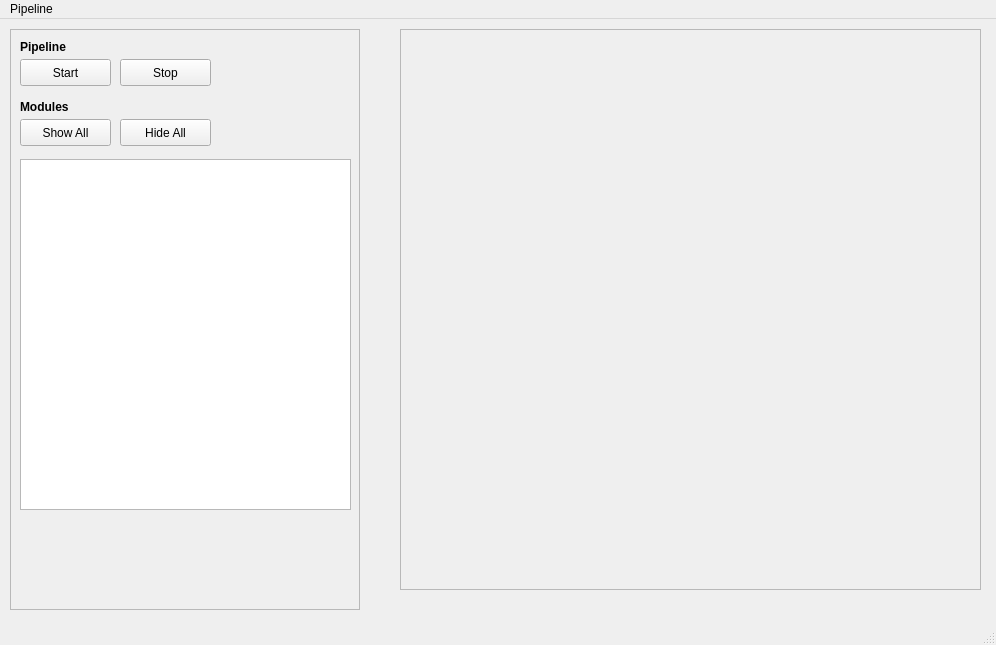
Old version of the form src/pipeline/PipelineEditorWindow.ui in the repository guyvdb/Multi-Touch.
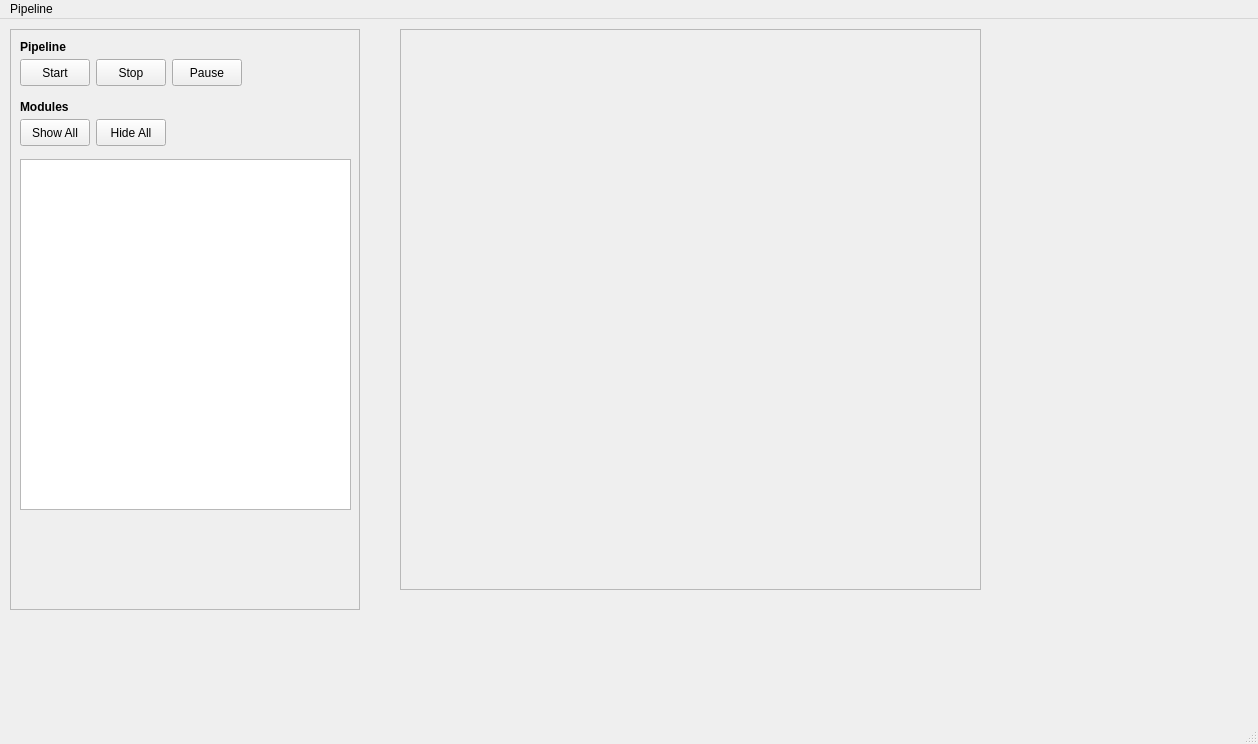
New version of the form.

The edit to the form file:
```diff
--- a/src/pipeline/PipelineEditorWindow.ui
+++ b/src/pipeline/PipelineEditorWindow.ui
@@ -6,8 +6,8 @@
    <rect>
     <x>0</x>
     <y>0</y>
-    <width>996</width>
-    <height>645</height>
+    <width>1258</width>
+    <height>744</height>
    </rect>
   </property>
   <property name="windowTitle">
@@ -63,7 +63,7 @@
       <rect>
        <x>10</x>
        <y>90</y>
-       <width>91</width>
+       <width>70</width>
        <height>27</height>
       </rect>
      </property>
@@ -74,9 +74,9 @@
     <widget class="QPushButton" name="btnHideAllModules">
      <property name="geometry">
       <rect>
-       <x>110</x>
+       <x>86</x>
        <y>90</y>
-       <width>91</width>
+       <width>70</width>
        <height>27</height>
       </rect>
      </property>
@@ -108,7 +108,7 @@
       <rect>
        <x>10</x>
        <y>30</y>
-       <width>91</width>
+       <width>70</width>
        <height>27</height>
       </rect>
      </property>
@@ -119,9 +119,9 @@
     <widget class="QPushButton" name="btnPipelineStop">
      <property name="geometry">
       <rect>
-       <x>110</x>
+       <x>86</x>
        <y>30</y>
-       <width>91</width>
+       <width>70</width>
        <height>27</height>
       </rect>
      </property>
@@ -129,6 +129,19 @@
       <string>Stop</string>
      </property>
     </widget>
+    <widget class="QPushButton" name="btnPause">
+     <property name="geometry">
+      <rect>
+       <x>162</x>
+       <y>30</y>
+       <width>70</width>
+       <height>27</height>
+      </rect>
+     </property>
+     <property name="text">
+      <string>Pause</string>
+     </property>
+    </widget>
    </widget>
    <widget class="QFrame" name="videoFrame">
     <property name="geometry">
@@ -152,7 +165,7 @@
     <rect>
      <x>0</x>
      <y>0</y>
-     <width>996</width>
+     <width>1258</width>
      <height>24</height>
     </rect>
    </property>
```
